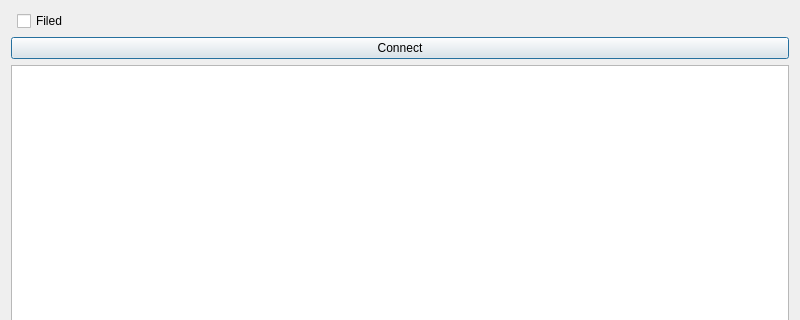
Qt form ordersdialog.ui (geertdaelemans/BrickManager) before a commit; both pictures show x 0 to 800 and y 0 to 320 of the 800 by 600 pixel window.
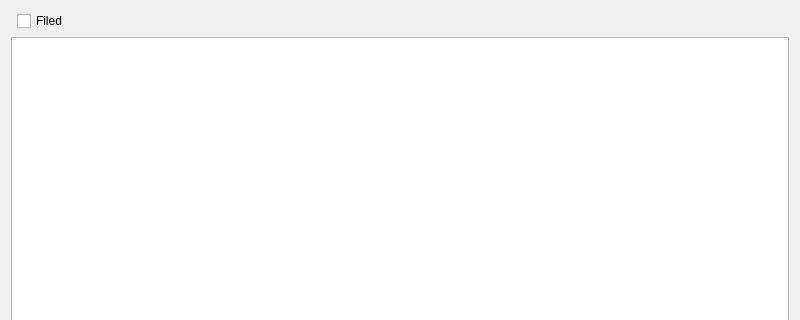
The same form after that commit.

The edit to the form file:
```diff
--- a/ordersdialog.ui
+++ b/ordersdialog.ui
@@ -15,13 +15,6 @@
   </property>
   <layout class="QFormLayout" name="formLayout">
    <item row="1" column="0" colspan="2">
-    <widget class="QPushButton" name="pushButton">
-     <property name="text">
-      <string>Connect</string>
-     </property>
-    </widget>
-   </item>
-   <item row="2" column="0" colspan="2">
     <widget class="QTableView" name="view">
      <property name="sizePolicy">
       <sizepolicy hsizetype="Expanding" vsizetype="Expanding">
@@ -29,6 +22,9 @@
        <verstretch>1</verstretch>
       </sizepolicy>
      </property>
+     <property name="alternatingRowColors">
+      <bool>true</bool>
+     </property>
      <property name="selectionMode">
       <enum>QAbstractItemView::NoSelection</enum>
      </property>
```
Left out of the diff: 19 changed lines with no effect on the pictures.
